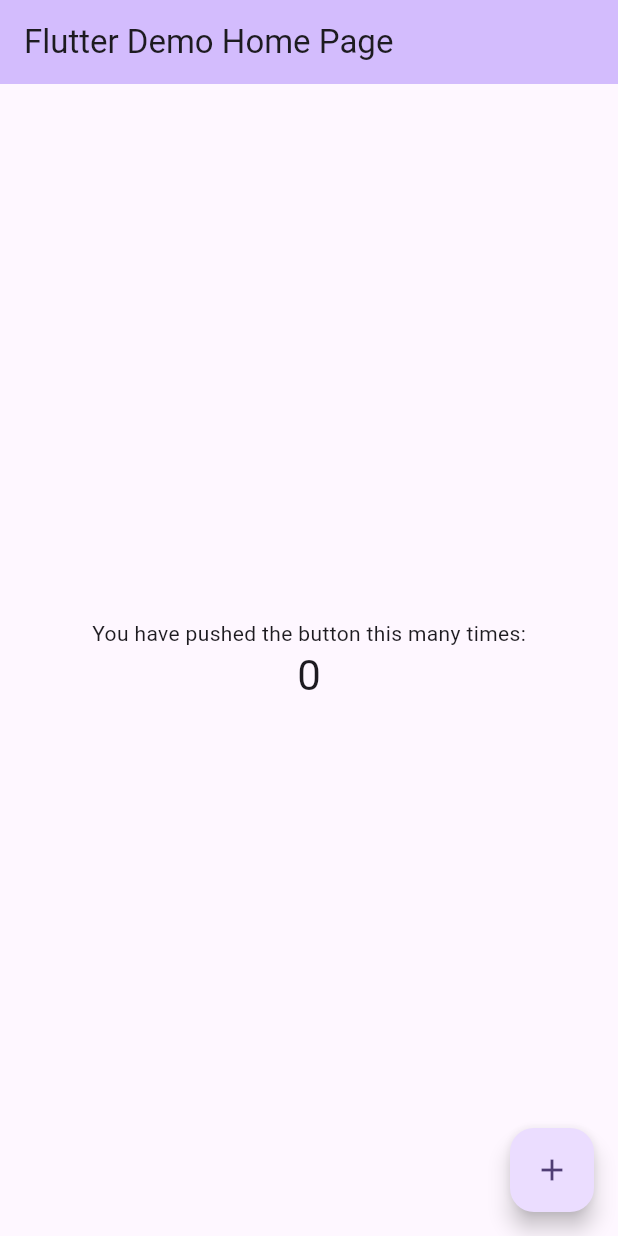
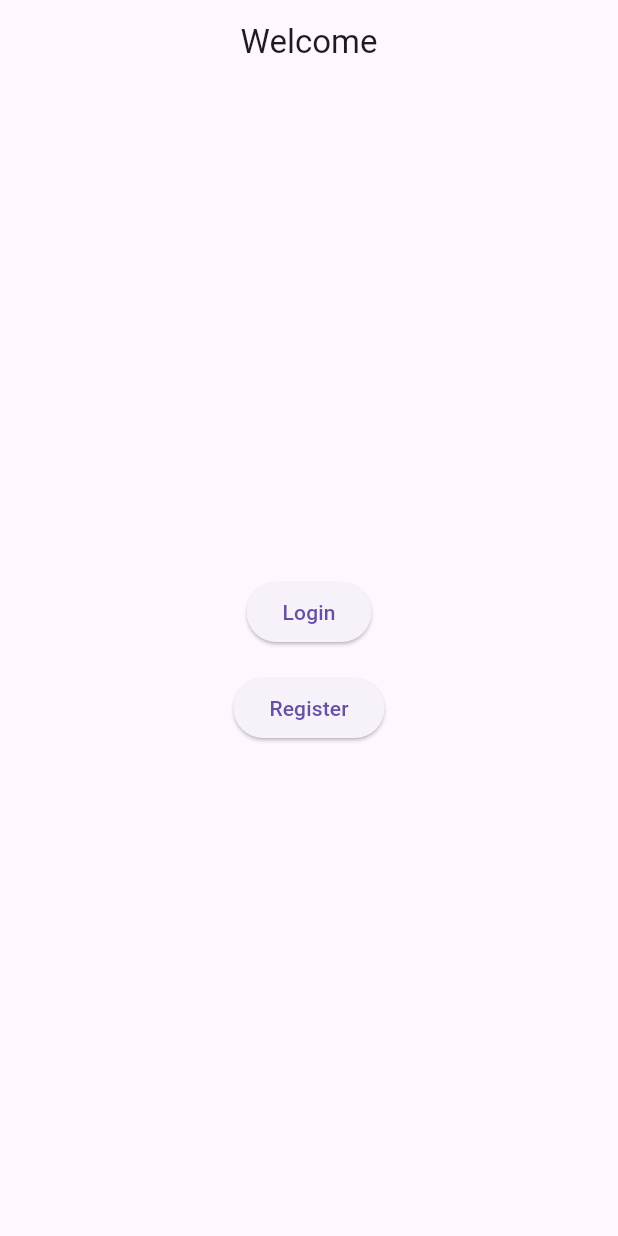
Before and after one commit to Leoka2000/zenaflutter, a Flutter app: the screen it shows after launch, on a phone screen of 412 x 824 dp. Run offline on Flutter 3.47's test engine with Material 3 defaults, Android fonts, the phone set to English and light mode, and no system bars.

Commit message:
registerui

```diff
--- a/lib/main.dart
+++ b/lib/main.dart
@@ -1,112 +1,52 @@
 import 'package:flutter/material.dart';
+import 'screens/auth/login_page.dart';
+import 'screens/auth/register_page.dart';
 
 void main() {
-  runApp(const MyApp());
+  runApp(MyApp());
 }
 
 class MyApp extends StatelessWidget {
-  const MyApp({super.key});
-
-  // This widget is the root of your application.
   @override
   Widget build(BuildContext context) {
     return MaterialApp(
-      title: 'Flutter Demo',
-      theme: ThemeData(
-        // This is the theme of your application.
-        //
-        // TRY THIS: Try running your application with "flutter run". You'll see
-        // the application has a purple toolbar. Then, without quitting the app,
-        // try changing the seedColor in the colorScheme below to Colors.green
-        // and then invoke "hot reload" (save your changes or press the "hot
-        // reload" button in a Flutter-supported IDE, or press "r" if you used
-        // the command line to start the app).
-        //
-        // Notice that the counter didn't reset back to zero; the application
-        // state is not lost during the reload. To reset the state, use hot
-        // restart instead.
-        //
-        // This works for code too, not just values: Most code changes can be
-        // tested with just a hot reload.
-        colorScheme: ColorScheme.fromSeed(seedColor: Colors.deepPurple),
-      ),
-      home: const MyHomePage(title: 'Flutter Demo Home Page'),
+      title: 'Simple Auth Navigation',
+      theme: ThemeData(primarySwatch: Colors.blue),
+      initialRoute: '/',
+      routes: {
+        '/': (context) => MainPage(),
+        '/login': (context) => LoginPage(),
+        '/register': (context) => RegisterPage(),
+      },
     );
   }
 }
 
-class MyHomePage extends StatefulWidget {
-  const MyHomePage({super.key, required this.title});
-
-  // This widget is the home page of your application. It is stateful, meaning
-  // that it has a State object (defined below) that contains fields that affect
-  // how it looks.
-
-  final String title;
-
-  @override
-  State<MyHomePage> createState() => _MyHomePageState();
-}
-
-class _MyHomePageState extends State<MyHomePage> {
-  int _counter = 0;
-
-  void _incrementCounter() {
-    setState(() {
-      _counter++;
-    });
-  }
-
+class MainPage extends StatelessWidget {
   @override
   Widget build(BuildContext context) {
-    // This method is rerun every time setState is called, for instance as done
-    // by the _incrementCounter method above.
-    //
-    // The Flutter framework has been optimized to make rerunning build methods
-    // fast, so that you can just rebuild anything that needs updating rather
-    // than having to individually change instances of widgets.
     return Scaffold(
-      appBar: AppBar(
-        // TRY THIS: Try changing the color here to a specific color (to
-        // Colors.amber, perhaps?) and trigger a hot reload to see the AppBar
-        // change color while the other colors stay the same.
-        backgroundColor: Theme.of(context).colorScheme.inversePrimary,
-        // Here we take the value from the MyHomePage object that was created by
-        // the App.build method, and use it to set our appbar title.
-        title: Text(widget.title),
-      ),
+      appBar: AppBar(title: Text('Welcome'), centerTitle: true),
       body: Center(
-        // Center is a layout widget. It takes a single child and positions it
-        // in the middle of the parent.
         child: Column(
-          // Column is also a layout widget. It takes a list of children and
-          // arranges them vertically. By default, it sizes itself to fit its
-          // children horizontally, and tries to be as tall as its parent.
-          //
-          // Column has various properties to control how it sizes itself and
-          // how it positions its children. Here we use mainAxisAlignment to
-          // center the children vertically; the main axis here is the vertical
-          // axis because Columns are vertical (the cross axis would be
-          // horizontal).
-          //
-          // TRY THIS: Invoke "debug painting" (choose the "Toggle Debug Paint"
-          // action in the IDE, or press "p" in the console), to see the
-          // wireframe for each widget.
-          mainAxisAlignment: MainAxisAlignment.center,
-          children: <Widget>[
-            const Text('You have pushed the button this many times:'),
-            Text(
-              '$_counter',
-              style: Theme.of(context).textTheme.headlineMedium,
+          mainAxisSize: MainAxisSize.min,
+          children: [
+            ElevatedButton(
+              onPressed: () {
+                Navigator.pushNamed(context, '/login');
+              },
+              child: Text('Login'),
+            ),
+            SizedBox(height: 16),
+            ElevatedButton(
+              onPressed: () {
+                Navigator.pushNamed(context, '/register');
+              },
+              child: Text('Register'),
             ),
           ],
         ),
       ),
-      floatingActionButton: FloatingActionButton(
-        onPressed: _incrementCounter,
-        tooltip: 'Increment',
-        child: const Icon(Icons.add),
-      ), // This trailing comma makes auto-formatting nicer for build methods.
     );
   }
 }
--- /dev/null
+++ b/lib/screens/auth/login_page.dart
@@ -0,0 +1,11 @@
+import 'package:flutter/material.dart';
+
+class LoginPage extends StatelessWidget {
+  @override
+  Widget build(BuildContext context) {
+    return Scaffold(
+      appBar: AppBar(title: Text('Login')),
+      body: Center(child: Text('Login Page')),
+    );
+  }
+}
--- a/pubspec.yaml
+++ b/pubspec.yaml
@@ -34,6 +34,8 @@ dependencies:
   # The following adds the Cupertino Icons font to your application.
   # Use with the CupertinoIcons class for iOS style icons.
   cupertino_icons: ^1.0.8
+  http: ^1.4.0
+  hexcolor: ^3.0.1
 
 dev_dependencies:
   flutter_test:
```
Also changed, not shown: lib/screens/auth/register_page.dart (added, +52 -0 lines), lib/methods/api.dart (added), pubspec.lock.
